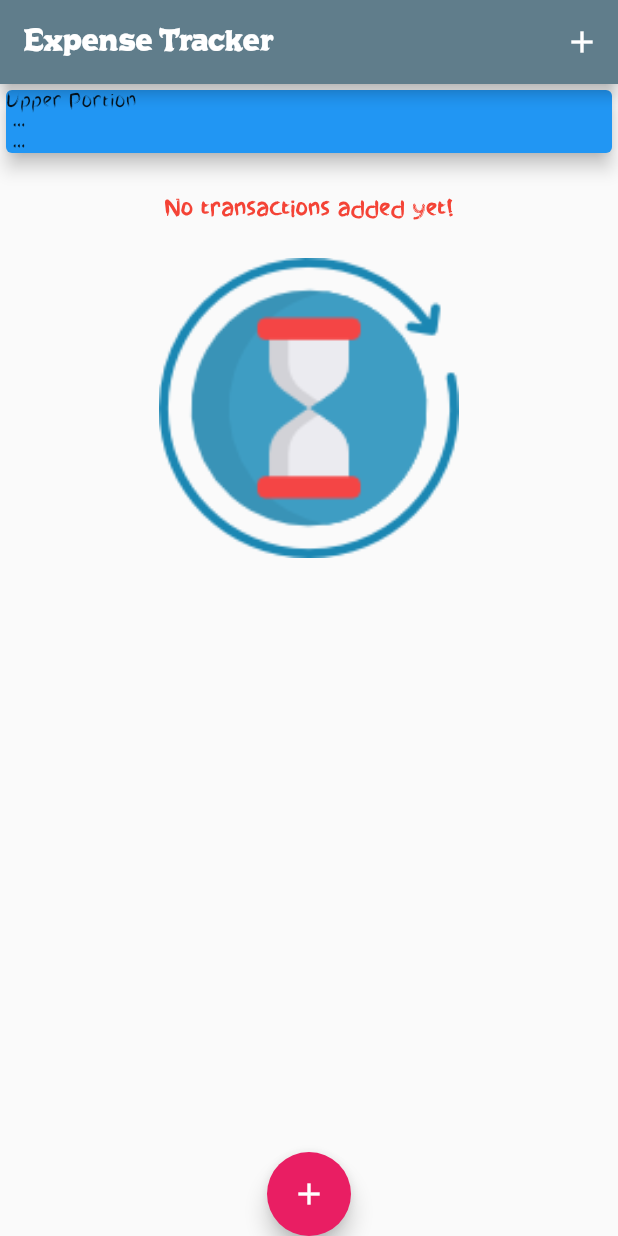
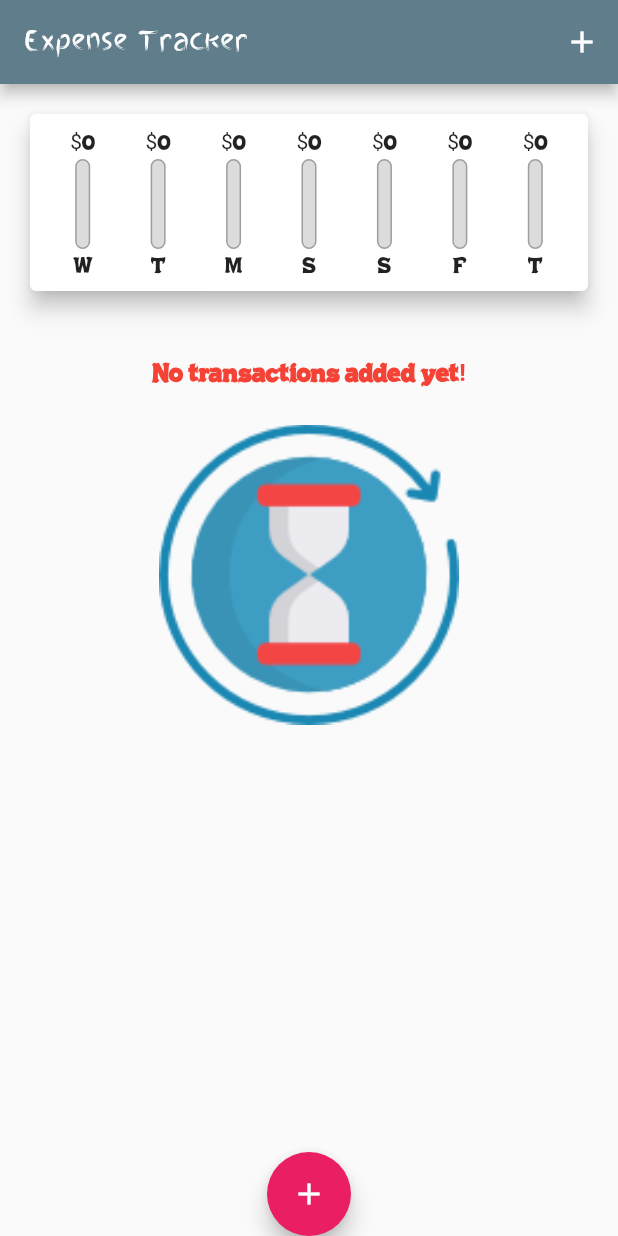
Before and after one commit to Ibrahim-Lokman/RedDot, a Flutter app: the screen it shows after launch, on a phone screen of 412 x 824 dp. Run offline on Flutter 3.47's test engine with Material 2 defaults, Android fonts, the phone set to English and light mode, and no system bars.

Commit message:
Chart added

```diff
--- a/lib/main.dart
+++ b/lib/main.dart
@@ -6,6 +6,7 @@ import 'package:flutter/material.dart';
 import 'package:intl/intl.dart';
 
 import 'models/transaction.dart';
+import 'widgets/chart.dart';
 
 void main() {
   runApp(MyApp());
@@ -19,17 +20,17 @@ class MyApp extends StatelessWidget {
       theme : ThemeData(
         primarySwatch: Colors.blueGrey,
         accentColor: Colors.pink,
-        fontFamily: 'Branda',
+        fontFamily: 'ChrustyRock',
         appBarTheme: AppBarTheme(
           toolbarTextStyle: ThemeData.light().textTheme.copyWith(
             headline6: TextStyle(
-              fontFamily: 'ChrustyRock',
+              fontFamily: 'Branda',
               fontSize: 20,
             ),
           ).bodyText2,
           titleTextStyle: ThemeData.light().textTheme.copyWith(
             headline6: TextStyle(
-              fontFamily: 'ChrustyRock',
+              fontFamily: 'Branda',
               fontSize: 20,
             ),
           ).headline6,
@@ -54,6 +55,17 @@ class _MyHomePageState extends State<MyHomePage> {
     Transaction(id: '4', title: 'White jeans', amount: 17, date: DateTime.now()),
     Transaction(id: '5', title: 'Laptop', amount: 1000, date: DateTime.now()),
  */ ];
+
+  List<Transaction> get _recentTransactions {
+
+    return _userTransactions.where((tx) {
+      return tx.date.isAfter(
+        DateTime.now().subtract(
+          Duration(days: 7),
+        ),
+      );
+    }).toList();
+  }
 
   void _addNewTransaction(String txTitle, double txAmount) {
     final newTx = Transaction(
@@ -101,14 +113,7 @@ class _MyHomePageState extends State<MyHomePage> {
             mainAxisAlignment:  MainAxisAlignment.center,
             crossAxisAlignment: CrossAxisAlignment.stretch,
             children: <Widget>[
-              Container(
-                width: double.infinity,
-                child: Card(
-                  color: Colors.blue,
-                  child : Text("Upper Portion \n ... \n ..."),
-                  elevation : 5,
-                ),
-              ),
+              Chart(_recentTransactions),
               TransactionList(_userTransactions),
             ],
           ),
--- /dev/null
+++ b/lib/widgets/chart.dart
@@ -0,0 +1,60 @@
+import 'package:expense_app/models/transaction.dart';
+import './chart_bar.dart';
+import 'package:flutter/material.dart';
+import 'package:intl/intl.dart';
+
+
+class Chart extends StatelessWidget {
+  final List<Transaction> recentTransactions;
+  Chart(this.recentTransactions);
+
+  List<Map<String, dynamic>> get groupedTransactionValues {
+    return List.generate(7, (index) {
+      final weekDay = DateTime.now().subtract(
+        Duration(days: index));
+      double totalSum = 0.0;
+
+      for(var i = 0; i < recentTransactions.length; i++) {
+        if (recentTransactions[i].date.day == weekDay.day &&
+           recentTransactions[i].date.month == weekDay.month &&
+           recentTransactions[i].date.year == weekDay.year) {
+          totalSum += recentTransactions[i].amount;
+        }
+      }
+      return {
+        'day': DateFormat.E().format(weekDay).substring(0,1),
+        'amount': totalSum,
+        };
+    });
+  }
+
+  double get totalSpending {
+    return groupedTransactionValues.fold(0.0, (sum, item) {
+      return sum + item['amount'];
+    });
+  }
+
+  @override
+  Widget build(BuildContext context) {
+    return Card(
+      elevation: 6,
+      margin: EdgeInsets.all(20),
+      child: Container(
+        padding: EdgeInsets.all(10),
+        child: Row(
+          mainAxisAlignment: MainAxisAlignment.spaceAround,
+          children: groupedTransactionValues.map((data) {
+            return Flexible(
+              fit: FlexFit.tight,
+              child: ChartBar(
+                data['day'],
+                data['amount'],
+                totalSpending == 0.0 ? 0.0 : (data['amount'] as double) / totalSpending,
+              ),
+            );
+          }).toList(),
+        ),
+      ),
+    );
+  }
+}
--- /dev/null
+++ b/lib/widgets/chart_bar.dart
@@ -0,0 +1,53 @@
+import 'package:flutter/material.dart';
+
+class ChartBar extends StatelessWidget {
+  final String label;
+  final double spendingAmount;
+  final double spendingPctOfTotal;
+
+  ChartBar(this.label, this.spendingAmount, this.spendingPctOfTotal);
+
+  @override
+  Widget build(BuildContext context) {
+    return Column(
+      children: <Widget>[
+        FittedBox(
+          child: Text('\$${spendingAmount.toStringAsFixed(0)}')
+          ),
+        SizedBox(
+          height: 4,
+          ),
+        Container(
+          height: 60,
+          width:10,
+          child: Stack(
+            children: <Widget>[
+              Container(
+                decoration: BoxDecoration(
+                  border:  Border.all(
+                    color: Colors.grey,
+                    width: 1.0
+                  ),
+                  color: Color.fromRGBO(220, 220, 220, 1),
+                  borderRadius: BorderRadius.circular(10),
+                ),
+              ),
+              FractionallySizedBox(
+                heightFactor: spendingPctOfTotal,
+                child: Container(
+                    decoration: BoxDecoration(
+                      color: Theme.of(context).primaryColor,
+                      borderRadius: BorderRadius.circular(10),
+                      ),
+                ),
+                ),
+            ],),
+          ),
+        SizedBox(
+          height: 4,
+          ),
+        Text(label),
+      ],
+    );
+  }
+}
```
